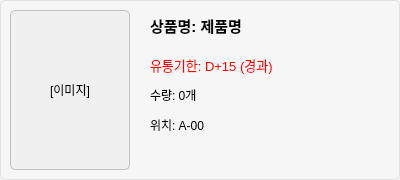
Qt form gui/ui/widgets/expiration_item.ui (jongbob1918/IoT_Project_RAIL) before a commit.
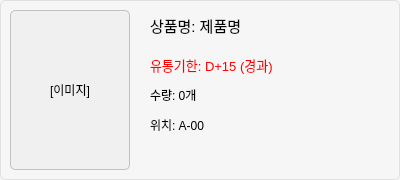
The same form after that commit.

```diff
--- a/gui/ui/widgets/expiration_item.ui
+++ b/gui/ui/widgets/expiration_item.ui
@@ -62,7 +62,8 @@
    <property name="font">
     <font>
      <pointsize>11</pointsize>
-     <bold>true</bold>
+     <weight>50</weight>
+     <bold>false</bold>
     </font>
    </property>
    <property name="styleSheet">
```
